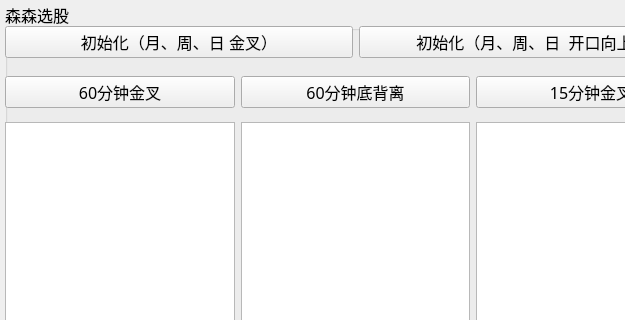
Qt form Select.ui (ocean998/STOCK) before a commit; both pictures show x 0 to 625 and y 0 to 320 of the 709 by 608 pixel window.
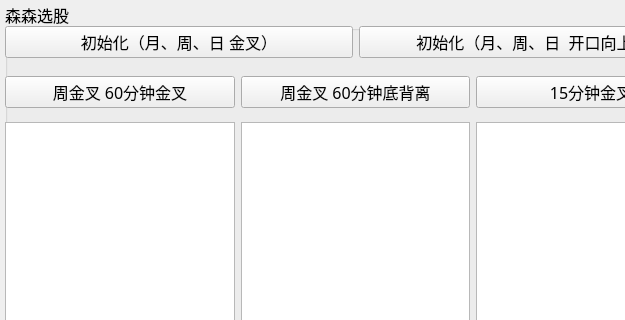
The same form after that commit.

Commit message: 封装界面,多线程

Diff of the .ui file:
```diff
--- a/Select.ui
+++ b/Select.ui
@@ -77,14 +77,14 @@
       <item>
        <widget class="QPushButton" name="pushButton_2">
         <property name="text">
-         <string>60分钟金叉</string>
+         <string>周金叉 60分钟金叉</string>
         </property>
        </widget>
       </item>
       <item>
        <widget class="QPushButton" name="pushButton_3">
         <property name="text">
-         <string>60分钟底背离</string>
+         <string>周金叉 60分钟底背离</string>
         </property>
        </widget>
       </item>
```
Left out of the diff: 6 changed lines with no effect on the pictures. The commit also changes 2 other files.
